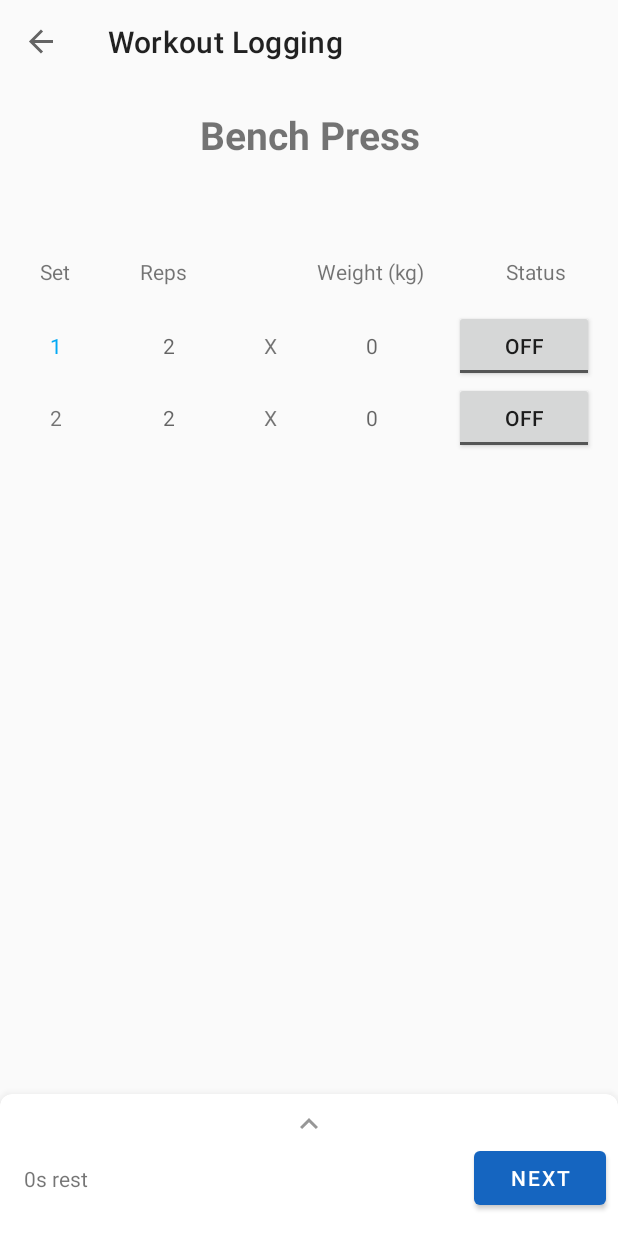
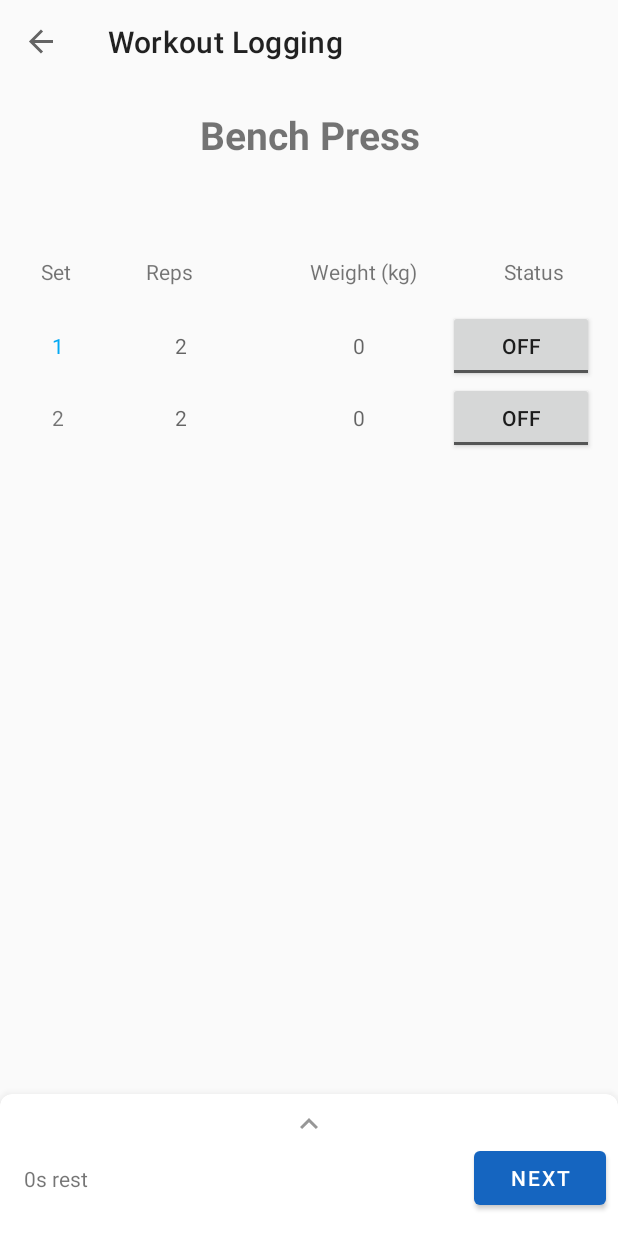
Before and after one commit to michalorestes/fitness-fatality-native, an Android app: the screen it shows after launch (MainActivity), after a tap on "Start", on a phone screen of 412 x 824 dp. Run offline under Robolectric (Android 15) with nearby library versions, the phone set to English and light mode, and no system bars; our stand-ins replace Room's generated code, data binding, navigation-ui.

Commit message:
Workout tracking: adjust spacing between logging controlls

```diff
--- a/app/src/main/res/layout/fragment_workout_logging_log_entry.xml
+++ b/app/src/main/res/layout/fragment_workout_logging_log_entry.xml
@@ -25,14 +25,6 @@
         android:maxLength="2"
         android:textAlignment="center" />
 
-    <TextView
-        android:layout_width="wrap_content"
-        android:layout_height="wrap_content"
-        android:layout_marginHorizontal="8dp"
-        android:layout_weight="0.2"
-        android:text="X"
-        android:textAlignment="center" />
-
     <EditText
         android:id="@+id/edit_text_weight_lifed"
         style="@style/AppTheme.plainEditText"
--- a/app/src/main/res/layout/view_pager_workout_logging.xml
+++ b/app/src/main/res/layout/view_pager_workout_logging.xml
@@ -45,10 +45,6 @@
             android:text="Reps"
             android:textAlignment="center" />
 
-        <Space
-            android:layout_width="wrap_content"
-            android:layout_height="wrap_content"
-            android:layout_weight="0.2" />
 
         <TextView
             android:layout_width="wrap_content"
```
